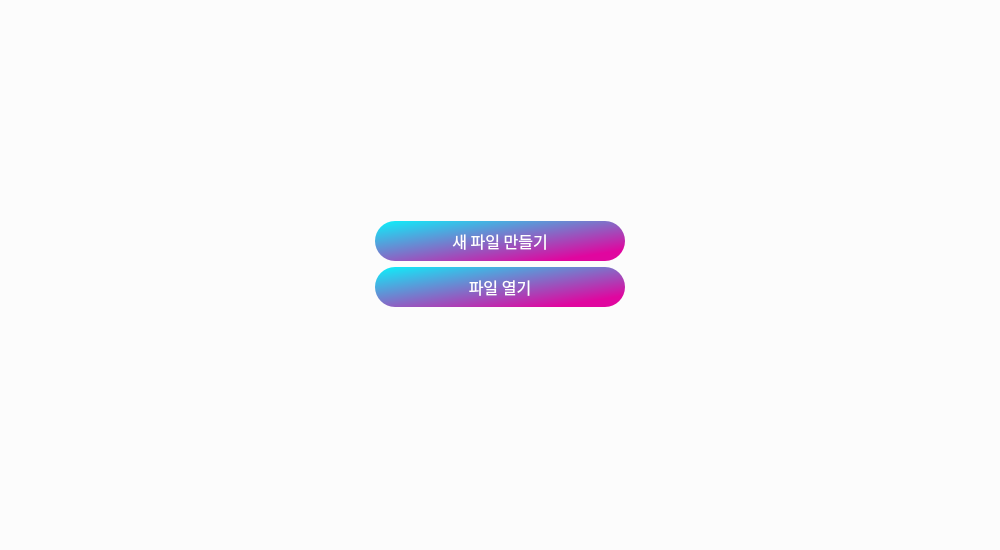
Before: the Qt Designer form designer/homePage.ui in Dormammu-Capstone/Map-Designer, drawn with Qt 5.
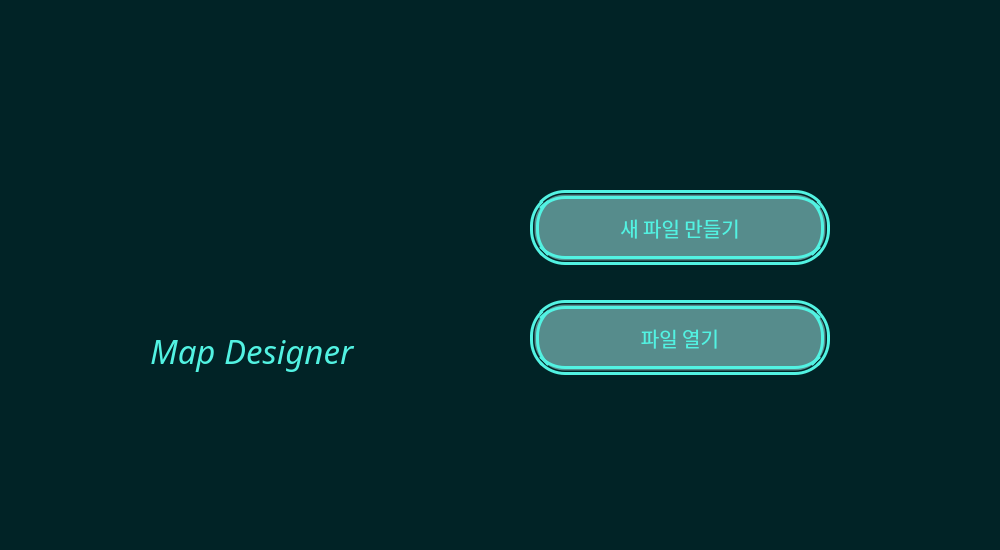
After: the same form once the commit is applied.

What changed in the file:
```diff
--- a/designer/homePage.ui
+++ b/designer/homePage.ui
@@ -10,68 +10,121 @@
     <height>550</height>
    </rect>
   </property>
+  <property name="font">
+   <font>
+    <family>휴먼아미체</family>
+   </font>
+  </property>
   <property name="windowTitle">
    <string>MainWindow</string>
   </property>
   <property name="styleSheet">
-   <string notr="true">background-color: rgb(252, 252, 252);</string>
+   <string notr="true">background-color: rgb(1,35,38);</string>
   </property>
   <widget class="QWidget" name="centralwidget">
-   <layout class="QGridLayout" name="gridLayout_2">
-    <item row="0" column="0">
-     <layout class="QGridLayout" name="gridLayout">
-      <item row="0" column="0" alignment="Qt::AlignHCenter">
+   <widget class="QLabel" name="label_2">
+    <property name="geometry">
+     <rect>
+      <x>150</x>
+      <y>320</y>
+      <width>221</width>
+      <height>61</height>
+     </rect>
+    </property>
+    <property name="font">
+     <font>
+      <family>휴먼모음T</family>
+      <pointsize>25</pointsize>
+      <italic>true</italic>
+     </font>
+    </property>
+    <property name="styleSheet">
+     <string notr="true">color: rgb(82,242,226);</string>
+    </property>
+    <property name="text">
+     <string>Map Designer</string>
+    </property>
+   </widget>
        <widget class="QPushButton" name="createFile">
+    <property name="geometry">
+     <rect>
+      <x>530</x>
+      <y>190</y>
+      <width>300</width>
+      <height>75</height>
+     </rect>
+    </property>
         <property name="minimumSize">
          <size>
-          <width>250</width>
-          <height>40</height>
+      <width>300</width>
+      <height>75</height>
          </size>
         </property>
         <property name="font">
          <font>
           <family>나눔고딕 ExtraBold</family>
-          <pointsize>12</pointsize>
+      <pointsize>15</pointsize>
          </font>
         </property>
         <property name="styleSheet">
-         <string notr="true">color: white;
-background-color: qlineargradient(spread:pad, x1:0, y1:0, x2:0.857143, y2:0.857955, stop:0 rgba(10, 242, 251, 255), stop:1 rgba(224, 6, 159, 255));
-border-radius: 20px;
+     <string notr="true">color: rgb(82,242,226);
+background-color: rgb(86,140,140);
+border-radius: 35px;
+border: 9px double rgb(82,242,226);
 </string>
         </property>
         <property name="text">
          <string>새 파일 만들기</string>
         </property>
        </widget>
-      </item>
-      <item row="1" column="0" alignment="Qt::AlignHCenter">
        <widget class="QPushButton" name="openFile">
+    <property name="geometry">
+     <rect>
+      <x>530</x>
+      <y>300</y>
+      <width>300</width>
+      <height>75</height>
+     </rect>
+    </property>
         <property name="minimumSize">
          <size>
-          <width>250</width>
-          <height>40</height>
+      <width>300</width>
+      <height>75</height>
          </size>
         </property>
         <property name="font">
          <font>
           <family>나눔고딕 ExtraBold</family>
-          <pointsize>12</pointsize>
+      <pointsize>15</pointsize>
          </font>
         </property>
         <property name="styleSheet">
-         <string notr="true">color: white;
-background-color: qlineargradient(spread:pad, x1:0, y1:0, x2:0.857143, y2:0.857955, stop:0 rgba(10, 242, 251, 255), stop:1 rgba(224, 6, 159, 255));
-border-radius: 20px;</string>
+     <string notr="true">color: rgb(82,242,226);
+background-color: rgb(86,140,140);
+border-radius: 35px;
+border: 9px double rgb(82,242,226);</string>
         </property>
         <property name="text">
          <string>파일 열기</string>
         </property>
        </widget>
-      </item>
-     </layout>
-    </item>
-   </layout>
+   <widget class="QLabel" name="logolabel">
+    <property name="geometry">
+     <rect>
+      <x>210</x>
+      <y>190</y>
+      <width>121</width>
+      <height>111</height>
+     </rect>
+    </property>
+    <property name="text">
+     <string>&lt;html&gt;&lt;head/&gt;&lt;body&gt;&lt;p&gt;&lt;br/&gt;&lt;/p&gt;&lt;/body&gt;&lt;/html&gt;</string>
+    </property>
+   </widget>
+   <zorder>createFile</zorder>
+   <zorder>openFile</zorder>
+   <zorder>label_2</zorder>
+   <zorder>logolabel</zorder>
   </widget>
   <widget class="QStatusBar" name="statusbar"/>
  </widget>
```
Lines whose indentation alone changed are shown as unchanged.
